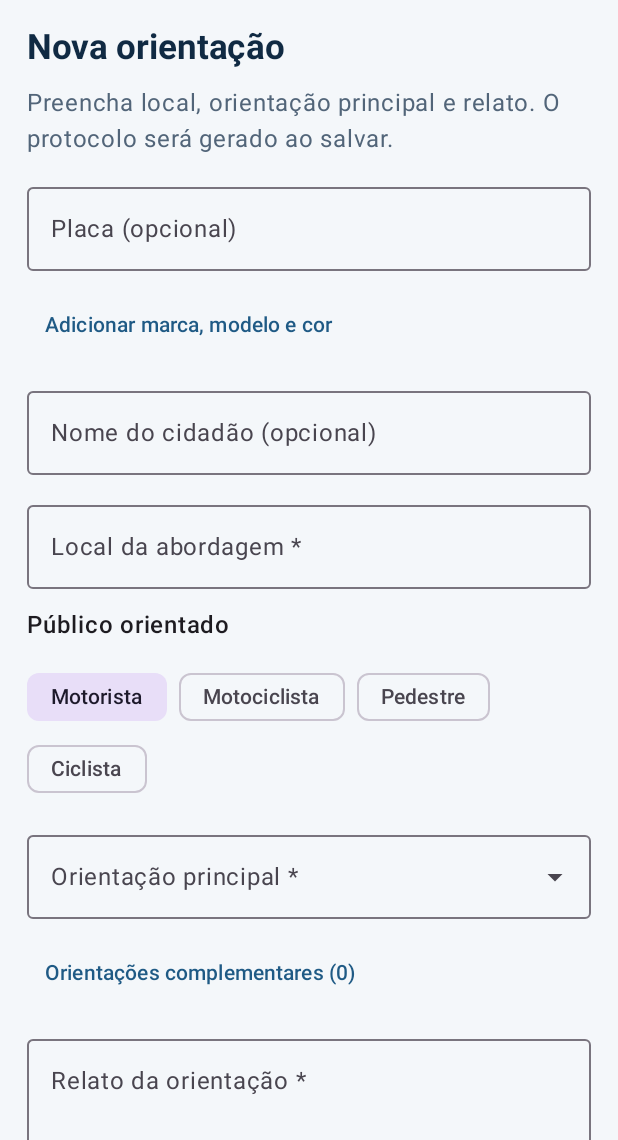
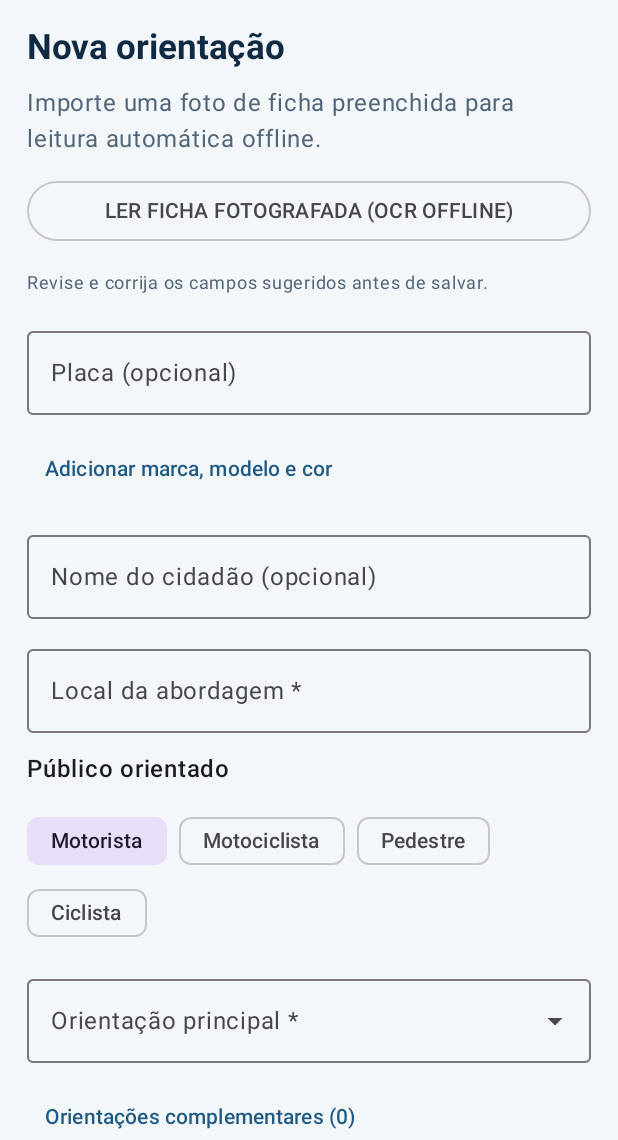
Before and after one commit to mizaelcosta1/educatransito, an Android app built with Jetpack Compose: the screen it shows after launch (MainActivity), after a tap on "NOVA ORIENTAÇÃO", on a phone screen of 412 x 824 dp, the part 96-1236 px from its top. Run offline under Robolectric (Android 15) with nearby library versions, the phone set to English and light mode, and no system bars; our stand-ins replace Room's generated code.

Commit message:
feat: add OCR import control to orientation form

```diff
--- a/app/src/main/java/br/com/educatransito/MainActivity.kt
+++ b/app/src/main/java/br/com/educatransito/MainActivity.kt
@@ -73,6 +73,7 @@ private fun EducatransitoApp(vm: OrientationViewModel = viewModel()) {
     val records by vm.records.collectAsState()
     val snackbar = remember { SnackbarHostState() }
     val mediaPicker = rememberLauncherForActivityResult(LocalDocumentPicker()) { vm.importSelectedMedia(it) }
+    val ocrPicker = rememberLauncherForActivityResult(LocalDocumentPicker()) { vm.recognizeSelectedForm(it) }
     val pdfPicker = rememberLauncherForActivityResult(ActivityResultContracts.CreateDocument("application/pdf")) { vm.exportPdf(it) }
     val copyPicker = rememberLauncherForActivityResult(ActivityResultContracts.StartActivityForResult()) { result ->
         vm.exportAttachment(if (result.resultCode == Activity.RESULT_OK) result.data?.data else null)
@@ -124,7 +125,7 @@ private fun EducatransitoApp(vm: OrientationViewModel = viewModel()) {
         }) { padding ->
             val modifier = Modifier.padding(padding).imePadding()
             when (vm.page) {
-                "new" -> NewOrientationScreen(vm, modifier, onMedia = { pickMedia(it, null) })
+                "new" -> NewOrientationScreen(vm, modifier, onMedia = { pickMedia(it, null) }, onOcr = { ocrPicker.launch(arrayOf("image/*")) })
                 "plate" -> HistoryScreen(records, vm.loaded, true, modifier, vm::openRecord)
                 "history" -> HistoryScreen(records, vm.loaded, false, modifier, vm::openRecord)
                 "detail" -> {
@@ -200,7 +201,7 @@ private fun HomeAction(title: String, subtitle: String, icon: androidx.compose.u
 
 @OptIn(ExperimentalMaterial3Api::class, ExperimentalLayoutApi::class)
 @Composable
-private fun NewOrientationScreen(vm: OrientationViewModel, modifier: Modifier, onMedia: (String) -> Unit) {
+private fun NewOrientationScreen(vm: OrientationViewModel, modifier: Modifier, onMedia: (String) -> Unit, onOcr: () -> Unit) {
     val form = vm.draft
     var expanded by remember { mutableStateOf(false) }
     var extras by rememberSaveable { mutableStateOf(false) }
@@ -209,7 +210,9 @@ private fun NewOrientationScreen(vm: OrientationViewModel, modifier: Modifier, o
     Column(modifier.fillMaxSize().verticalScroll(rememberScrollState()).padding(18.dp),
         verticalArrangement = Arrangement.spacedBy(12.dp)) {
         SectionTitle("Nova orientação")
-        Text("Preencha local, orientação principal e relato. O protocolo será gerado ao salvar.", color = Muted)
+        Text("Importe uma foto de ficha preenchida para leitura automática offline.", color = Muted)
+        OutlinedButton(onClick = onOcr, modifier = Modifier.fillMaxWidth()) { Text("LER FICHA FOTOGRAFADA (OCR OFFLINE)") }
+        Text("Revise e corrija os campos sugeridos antes de salvar.", color = Muted, fontSize = 12.sp)
         Input(form.plate, "Placa (opcional)", 10, capitalization = KeyboardCapitalization.Characters) { text ->
             vm.updateDraft { it.copy(plate = ProtocolGenerator.normalizePlate(text).take(7)) }
         }
```
